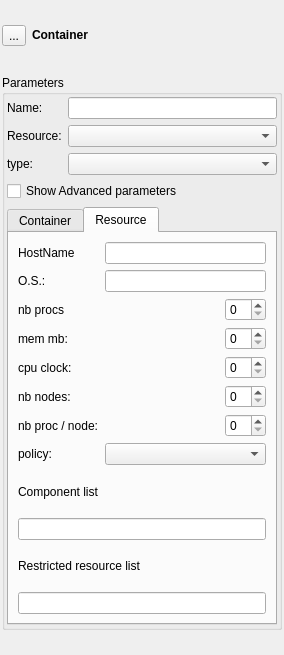
Qt form src/genericgui/FormContainer.ui (SalomePlatform/yacs) before a commit.
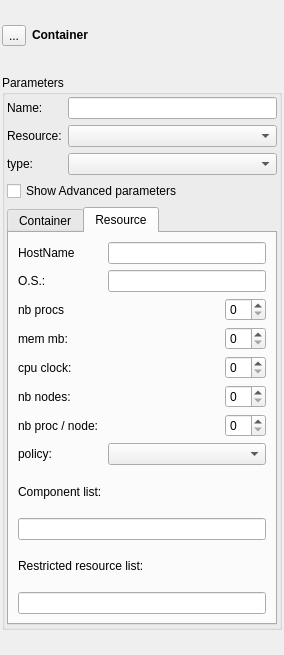
The same form after that commit. The open tabs and pages were chosen to show the change. Custom widgets are drawn as their Qt base class.

```diff
--- a/src/genericgui/FormContainer.ui
+++ b/src/genericgui/FormContainer.ui
@@ -462,7 +462,7 @@
              </sizepolicy>
             </property>
             <property name="text">
-             <string>Component list</string>
+             <string>Component list:</string>
             </property>
            </widget>
           </item>
@@ -482,7 +482,7 @@
              </sizepolicy>
             </property>
             <property name="text">
-             <string>Restricted resource list</string>
+             <string>Restricted resource list:</string>
             </property>
            </widget>
           </item>
```
Left out of the diff: 2 changed lines with no effect on the pictures.
